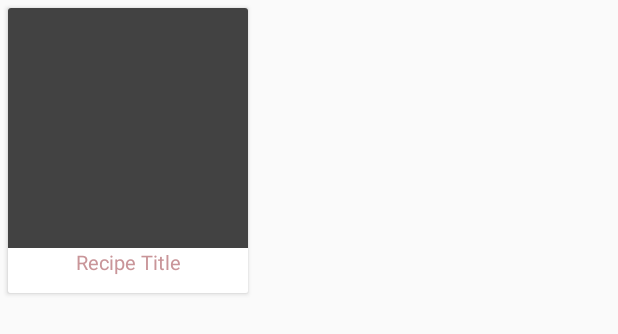
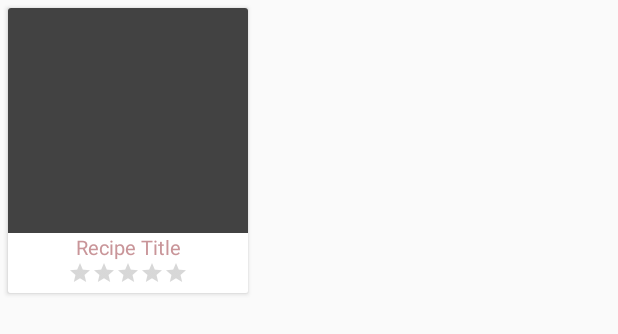
Before and after one commit to AndresPiraquiveLopez/MGL7130MVVM, an Android app: the layout item_grid.xml on its own in the app's theme, with its tools: preview values and no code run, on a phone screen of 412 x 824 dp. Shown: the top 334 px of the screen. Run offline under Robolectric (Android 15) with nearby library versions, the phone set to English and light mode, and no system bars.

Commit message:
Add ratingbar in home page

```diff
--- a/app/src/main/java/com/example/andrespiraquive/recettes/GridViewAdapter.java
+++ b/app/src/main/java/com/example/andrespiraquive/recettes/GridViewAdapter.java
@@ -9,6 +9,7 @@ import android.view.LayoutInflater;
 import android.view.View;
 import android.view.ViewGroup;
 import android.widget.ImageView;
+import android.widget.RatingBar;
 import android.widget.TextView;
 
 
@@ -42,6 +43,7 @@ public class GridViewAdapter extends RecyclerView.Adapter <GridViewAdapter.MyVie
     public void onBindViewHolder(@NonNull MyViewHolder holder, final int position) {
         //holder.img_recipe_thumbnaild.setImageResource(mData.get(position).getPictureId());
         holder.tv_recipe_title.setText(mData.get(position).getTitle());
+        holder.note.setRating ((float) mData.get(position).getNote ());
 
 
         holder.cardView.setOnClickListener(new View.OnClickListener() {
@@ -69,6 +71,7 @@ public class GridViewAdapter extends RecyclerView.Adapter <GridViewAdapter.MyVie
 
         ImageView img_recipe_thumbnaild;
         TextView tv_recipe_title;
+        RatingBar note;
         CardView cardView;
 
         public MyViewHolder(View itemView){
@@ -80,6 +83,7 @@ public class GridViewAdapter extends RecyclerView.Adapter <GridViewAdapter.MyVie
                     .into(img_recipe_thumbnaild);
             tv_recipe_title = (TextView) itemView.findViewById(R.id.recipe_title_id);
             cardView = (CardView) itemView.findViewById(R.id.cardView_id);
+            note = (RatingBar) itemView.findViewById (R.id.recipe_ratingBar_id);
         }
     }
 }
--- a/app/src/main/res/layout/activity_recipe.xml
+++ b/app/src/main/res/layout/activity_recipe.xml
@@ -39,7 +39,7 @@
             android:layout_width="wrap_content"
             android:layout_height="wrap_content"
             android:layout_marginStart="8dp"
-            android:layout_marginTop="16dp"
+            android:layout_marginTop="19dp"
             android:layout_marginEnd="8dp"
             android:text="Recipe Title"
             android:textSize="18sp"
--- a/app/src/main/res/layout/item_grid.xml
+++ b/app/src/main/res/layout/item_grid.xml
@@ -13,25 +13,36 @@
     tools:ignore="InvalidId">
 
     <LinearLayout
-        android:orientation="vertical"
         android:layout_width="match_parent"
+        android:layout_height="303dp"
         android:background="@color/white"
-        android:layout_height="match_parent">
+        android:orientation="vertical">
 
         <ImageView
             android:id="@+id/recipe_image_id"
             android:layout_width="match_parent"
-            android:layout_height="160dp"
+            android:layout_height="150dp"
             android:background="@color/cardview_dark_background"
             android:scaleType="centerCrop" />
 
         <TextView
             android:id="@+id/recipe_title_id"
-            android:textSize="13sp"
-            android:gravity="center"
             android:layout_width="match_parent"
             android:layout_height="wrap_content"
+            android:gravity="center"
             android:text="Recipe Title"
-            android:textColor="@color/colorAccent" />
+            android:textColor="@color/colorAccent"
+            android:textSize="13sp" />
+
+        <RatingBar
+            android:id="@+id/recipe_ratingBar_id"
+            style="?android:attr/ratingBarStyleSmall"
+            android:layout_gravity="center"
+            android:layout_width="wrap_content"
+            android:layout_height="wrap_content"
+            android:isIndicator="true"
+            android:numStars="5"
+            android:stepSize="0.5" />
     </LinearLayout>
+
 </android.support.v7.widget.CardView>
```
